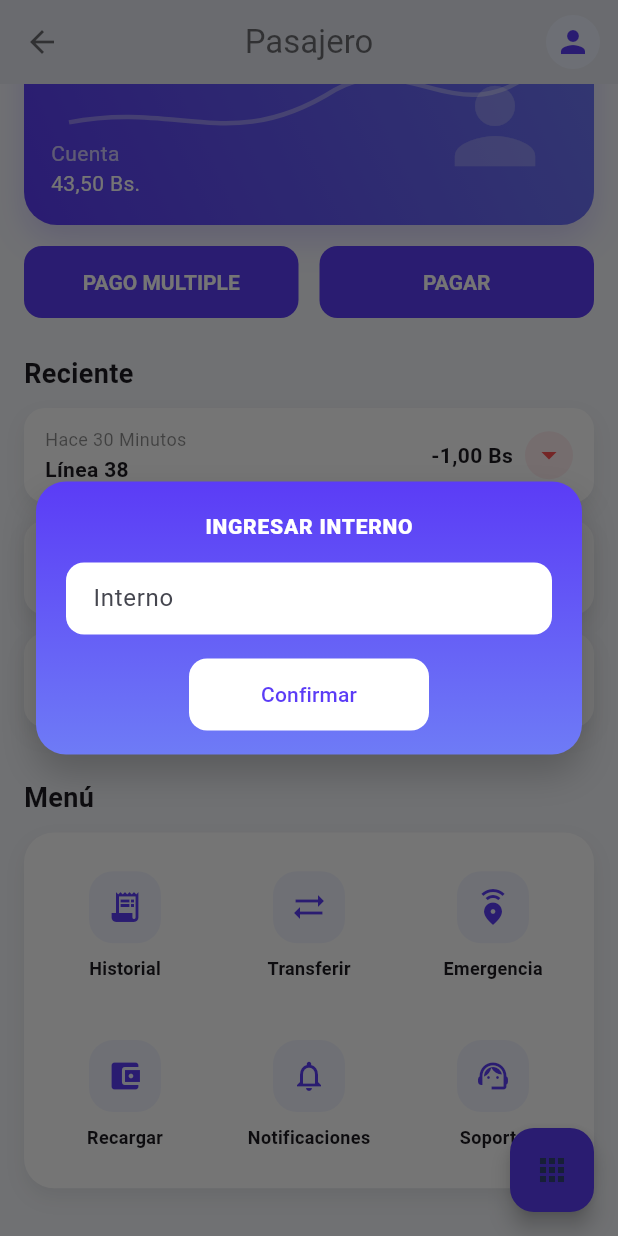
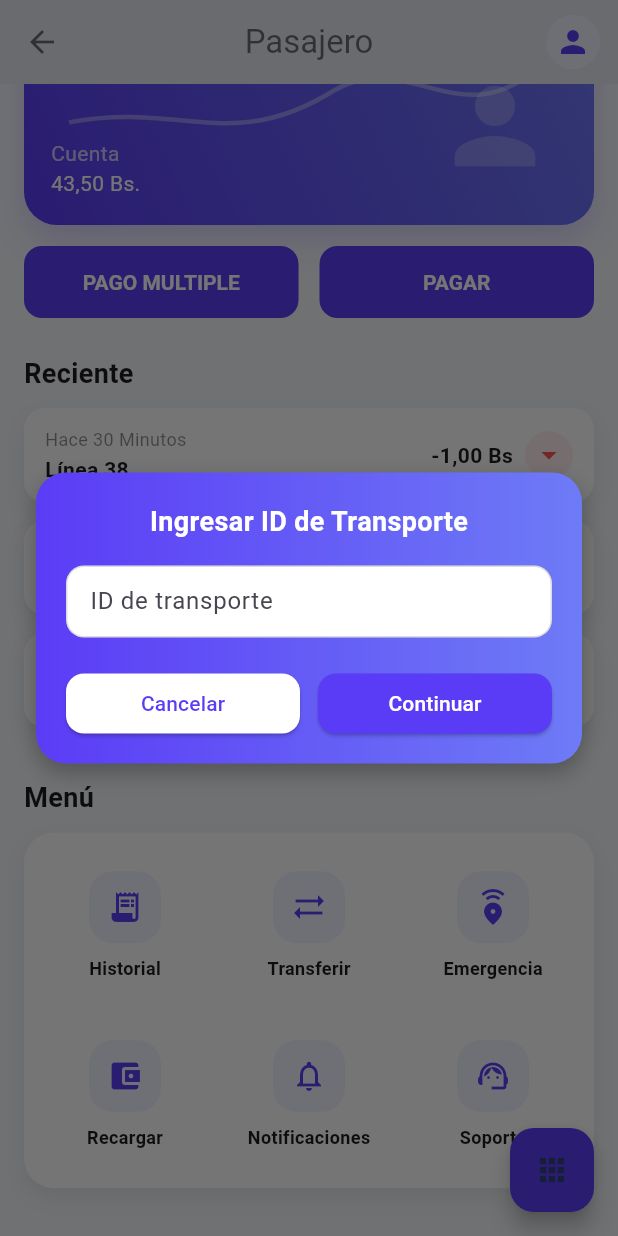
Before and after one commit to ArnoldBF/camballey_frontend_2025, a Flutter app: the PassengerView screen opened by its route, scrolled down 159 dp, after a tap on "PAGAR", on a phone screen of 412 x 824 dp. Run offline on Flutter 3.47's test engine with Material 3 defaults, Android fonts, the phone set to English and light mode, and no system bars; our stand-ins replace dio, flutter_local_notifications, flutter_secure_storage, socket_io_client, supabase_flutter; accounts and stored records are empty; network calls fail.

Commit message:
notificacion y pago

```diff
--- a/lib/data/services/auth_service.dart
+++ b/lib/data/services/auth_service.dart
@@ -140,6 +140,7 @@ Future<void> loginWithGoogle() async {
 
   try {
     final launched = await launchUrl(uri, mode: LaunchMode.externalApplication);
+
     if (!launched) {
       throw Exception('No se pudo abrir la URL de Google Auth');
     }
--- a/lib/data/services/notification_service.dart
+++ b/lib/data/services/notification_service.dart
@@ -11,6 +11,9 @@ class NotificationService {
   static const String _channelId   = 'pagos_channel';
   static const String _channelName = 'Pagos';
   static const String _channelDesc = 'Alertas de pagos y saldos';
+
+  // ignore: prefer_typing_uninitialized_variables
+  static var instance;
 
   Future<void> init() async {
     if (_inited) return;
--- a/lib/data/services/socket_service.dart
+++ b/lib/data/services/socket_service.dart
@@ -76,6 +76,10 @@ class SocketService {
     _socket!.onDisconnect((_) => debugPrint('[SOCKET] disconnected'));
   }
 
+  void on(String event, Function(dynamic data) handler) {
+  _socket?.on(event, handler);
+}
+
   void dispose() {
     _socket?.dispose();
     _socket = null;
--- a/lib/main.dart
+++ b/lib/main.dart
@@ -1,7 +1,10 @@
+import 'package:camballey_frontend_2025/data/services/notification_service.dart' as notif;
+import 'package:flutter/foundation.dart';
 import 'package:flutter/material.dart';
 import 'app.dart';
 
-void main() {
+Future<void> main() async {
   WidgetsFlutterBinding.ensureInitialized();
+  await notif.NotificationService.I.init(); // 👈 tu servicio, garantizado no nulo
   runApp(const MyApp());
 }
--- a/lib/presentation/passenger_view.dart
+++ b/lib/presentation/passenger_view.dart
@@ -17,7 +17,8 @@ class PassengerView extends StatelessWidget {
   @override
   Widget build(BuildContext context) {
     final name = currentFullName ?? 'Usuario';
-    print(name);
+    final monto = 2.5; // Puedes obtenerlo dinámicamente si lo necesitas
+    final usuarioId = ApiClient.currentUserId ?? 0; // Usa el ID del usuario autenticado
     return Scaffold(
       backgroundColor: const Color(0xFFF4F6FA),
       appBar: AppBar(
@@ -47,23 +48,56 @@ class PassengerView extends StatelessWidget {
               );
             },
             onPagar: () async {
-              final interno = await showPopupPago(context);
+              final interno = await showPopupPago(context, monto: monto, usuarioId: usuarioId);
               if (interno == null || interno.isEmpty) return;
 
               if (!context.mounted) return;
               final confirmed = await Navigator.push<bool>(
                 context,
                 MaterialPageRoute(
-                  builder: (_) => ConfirmPagoView(interno: interno),
+                   builder: (_) => ConfirmPagoView(
+                    interno: interno,
+                    monto: monto,
+                    usuarioId: usuarioId,
+                  ),
                 ),
               );
 
-              if (!context.mounted) return;
-              if (confirmed == true) {
-                ScaffoldMessenger.of(context).showSnackBar(
-                  const SnackBar(content: Text('Pago confirmado')),
-                );
-              }
+          //   final interno = await showPopupPago(context, monto: monto, usuarioId: usuarioId);
+          //   if (interno == null) return;
+
+          //   // Confirmación y pago
+          //   final result = await Navigator.push<Map<String, dynamic>?>(
+          //     context,
+          //     MaterialPageRoute(
+          //       builder: (_) => ConfirmPagoView(
+          //         interno: interno,
+          //         monto: monto,
+          //         usuarioId: usuarioId,
+          //     ),
+          //   ),
+          // );
+
+          // if (!context.mounted) return;
+
+          //    // Si el pago fue exitoso y tienes respuesta con saldo abonado
+          //     final confirmed = await Navigator.push<bool>(
+          //       context,
+          //       MaterialPageRoute(
+          //         builder: (_) => ConfirmPagoView(
+          //           interno: interno,
+          //           monto: monto,
+          //           usuarioId: usuarioId,
+          //         ),
+          //       ),
+          //     );
+
+          //     if (!context.mounted) return;
+          //     if (confirmed == true) {
+          //       ScaffoldMessenger.of(context).showSnackBar(
+          //         const SnackBar(content: Text('Pago confirmado')),
+          //       );
+          //     }
             },
           ),
 
--- a/lib/presentation/payments/popup_pago.dart
+++ b/lib/presentation/payments/popup_pago.dart
@@ -1,79 +1,102 @@
 import 'package:flutter/material.dart';
+import 'package:flutter/services.dart';
 
-/// Muestra el popup "Ingresar Interno".
-/// Devuelve el texto ingresado o `null` si se cierra/cancela.
-Future<String?> showPopupPago(BuildContext context) {
+/// Muestra el popup para pagar indicando el ID de transporte.
+/// Devuelve el texto ingresado (ID) o `null` si se cancela.
+Future<String?> showPopupPago(
+  BuildContext context, {
+  required double monto,
+  required int usuarioId,
+}) {
   final ctrl = TextEditingController();
 
   return showDialog<String>(
     context: context,
-    barrierDismissible: true,
-    builder: (ctx) => Dialog(
+    barrierDismissible: false,
+    builder: (dialogCtx) {
+      void showSnack(String msg) {
+        ScaffoldMessenger.of(context).showSnackBar(SnackBar(content: Text(msg)));
+      }
+
+      return StatefulBuilder(
+        builder: (ctx, setState) => Dialog(
           backgroundColor: Colors.transparent,
           insetPadding: const EdgeInsets.symmetric(horizontal: 24),
           child: Container(
             padding: const EdgeInsets.fromLTRB(20, 20, 20, 16),
             decoration: BoxDecoration(
               gradient: const LinearGradient(
-            begin: Alignment.topCenter,
-            end: Alignment.bottomCenter,
                 colors: [Color(0xFF5B3CF6), Color(0xFF6E7BF6)],
               ),
               borderRadius: BorderRadius.circular(20),
               boxShadow: const [
-            BoxShadow(
-              color: Color(0x33000000),
-              blurRadius: 20,
-              offset: Offset(0, 12),
-            ),
+                BoxShadow(color: Colors.black26, blurRadius: 12, offset: Offset(0, 6)),
               ],
             ),
             child: Column(
               mainAxisSize: MainAxisSize.min,
               children: [
                 const Text(
-              'INGRESAR INTERNO',
-              style: TextStyle(
-                color: Colors.white,
-                fontWeight: FontWeight.w800,
-                letterSpacing: 0.5,
+                  'Ingresar ID de Transporte',
+                  style: TextStyle(color: Colors.white, fontWeight: FontWeight.bold, fontSize: 18),
                 ),
-            ),
-            const SizedBox(height: 14),
+                const SizedBox(height: 16),
                 TextField(
                   controller: ctrl,
                   keyboardType: TextInputType.number,
+                  inputFormatters: [FilteringTextInputFormatter.digitsOnly],
                   decoration: InputDecoration(
-                hintText: 'Interno',
+                    hintText: 'ID de transporte',
+                    fillColor: Colors.white,
                     filled: true,
-                fillColor: Colors.white,
-                contentPadding:
-                    const EdgeInsets.symmetric(horizontal: 14, vertical: 12),
-                border: OutlineInputBorder(
+                    contentPadding: const EdgeInsets.symmetric(horizontal: 12, vertical: 12),
+                    border: OutlineInputBorder(borderRadius: BorderRadius.circular(12)),
+                    enabledBorder: OutlineInputBorder(
                       borderRadius: BorderRadius.circular(12),
-                  borderSide: BorderSide.none,
+                      borderSide: const BorderSide(color: Color(0x22000000)),
                     ),
                   ),
                 ),
-            const SizedBox(height: 16),
-            SizedBox(
-              width: 160,
-              child: FilledButton(
-                style: FilledButton.styleFrom(
+                const SizedBox(height: 20),
+                Row(
+                  children: [
+                    Expanded(
+                      child: ElevatedButton(
+                        style: ElevatedButton.styleFrom(
                           backgroundColor: Colors.white,
                           foregroundColor: const Color(0xFF5B3CF6),
-                  padding: const EdgeInsets.symmetric(vertical: 12),
-                  shape: RoundedRectangleBorder(
-                    borderRadius: BorderRadius.circular(12),
+                          shape: RoundedRectangleBorder(borderRadius: BorderRadius.circular(12)),
+                        ),
+                        onPressed: () => Navigator.pop(dialogCtx, null),
+                        child: const Text('Cancelar'),
                       ),
                     ),
-                onPressed: () => Navigator.pop(ctx, ctrl.text.trim()),
-                child: const Text('Confirmar'),
+                    const SizedBox(width: 12),
+                    Expanded(
+                      child: ElevatedButton(
+                        style: ElevatedButton.styleFrom(
+                          backgroundColor: const Color(0xFF5B3CF6),
+                          foregroundColor: Colors.white,
+                          shape: RoundedRectangleBorder(borderRadius: BorderRadius.circular(12)),
                         ),
+                        onPressed: () {
+                          final idTxt = ctrl.text.trim();
+                          if (idTxt.isEmpty || int.tryParse(idTxt) == null || int.parse(idTxt) <= 0) {
+                            showSnack('Ingrese un ID válido');
+                            return;
+                          }
+                          Navigator.pop(dialogCtx, idTxt);
+                        },
+                        child: const Text('Continuar'),
+                      ),
+                    ),
+                  ],
                 ),
               ],
             ),
           ),
         ),
       );
+    },
+  );
 }
```
Also changed, not shown: lib/data/services/wallet_service.dart (+30 -1 lines), lib/presentation/driver/driver_view.dart (+72 -27 lines), lib/presentation/payments/confirm_pago_view.dart (+41 -71 lines), lib/presentation/payments/multi_pagos.dart (+15 -15 lines). Lines whose indentation alone changed are shown as unchanged.
